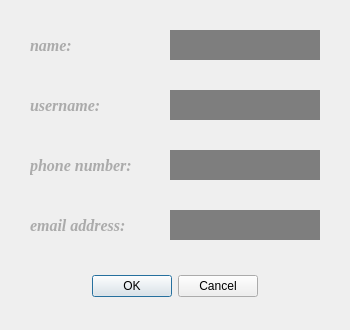
The window that project_management/change_information.ui (AP-projects-4001/hamidreza-ataei) describes before a commit, drawn with Qt 5.
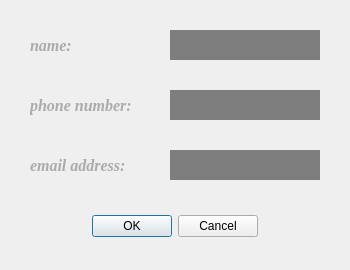
The same window after the commit.

What changed in the file:
```diff
--- a/project_management/change_information.ui
+++ b/project_management/change_information.ui
@@ -7,19 +7,19 @@
     <x>0</x>
     <y>0</y>
     <width>350</width>
-    <height>330</height>
+    <height>270</height>
    </rect>
   </property>
   <property name="minimumSize">
    <size>
     <width>350</width>
-    <height>330</height>
+    <height>270</height>
    </size>
   </property>
   <property name="maximumSize">
    <size>
     <width>350</width>
-    <height>330</height>
+    <height>270</height>
    </size>
   </property>
   <property name="windowTitle">
@@ -32,7 +32,7 @@
    <property name="geometry">
     <rect>
      <x>92</x>
-     <y>270</y>
+     <y>210</y>
      <width>166</width>
      <height>32</height>
     </rect>
@@ -80,66 +80,11 @@
     <bool>false</bool>
    </property>
   </widget>
-  <widget class="QLabel" name="label_2">
-   <property name="geometry">
-    <rect>
-     <x>30</x>
-     <y>90</y>
-     <width>91</width>
-     <height>30</height>
-    </rect>
-   </property>
-   <property name="font">
-    <font>
-     <family>Georgia</family>
-     <pointsize>12</pointsize>
-     <weight>75</weight>
-     <italic>true</italic>
-     <bold>true</bold>
-    </font>
-   </property>
-   <property name="styleSheet">
-    <string notr="true">color: rgb(171, 171, 171);</string>
-   </property>
-   <property name="text">
-    <string>username:</string>
-   </property>
-  </widget>
-  <widget class="QLineEdit" name="lineEdit_2">
-   <property name="geometry">
-    <rect>
-     <x>170</x>
-     <y>90</y>
-     <width>150</width>
-     <height>30</height>
-    </rect>
-   </property>
-   <property name="font">
-    <font>
-     <family>Georgia</family>
-     <pointsize>12</pointsize>
-     <weight>75</weight>
-     <bold>true</bold>
-    </font>
-   </property>
-   <property name="toolTip">
-    <string>username</string>
-   </property>
-   <property name="styleSheet">
-    <string notr="true">background-color: rgb(126, 126, 126);
-selection-color: rgb(255, 255, 255);
-selection-background-color: rgb(0, 0, 0);
-color: rgb(0, 0, 0);</string>
-   </property>
-   <property name="frame">
-    <bool>false</bool>
-   </property>
-  </widget>
   <widget class="QLineEdit" name="lineEdit_4">
    <property name="geometry">
     <rect>
      <x>170</x>
-     <y>210</y>
+     <y>150</y>
      <width>150</width>
      <height>30</height>
     </rect>
@@ -169,7 +114,7 @@
    <property name="geometry">
     <rect>
      <x>170</x>
-     <y>150</y>
+     <y>90</y>
      <width>150</width>
      <height>30</height>
     </rect>
@@ -199,7 +144,7 @@
    <property name="geometry">
     <rect>
      <x>30</x>
-     <y>150</y>
+     <y>90</y>
      <width>131</width>
      <height>30</height>
     </rect>
@@ -224,7 +169,7 @@
    <property name="geometry">
     <rect>
      <x>30</x>
-     <y>210</y>
+     <y>150</y>
      <width>131</width>
      <height>30</height>
     </rect>
```
